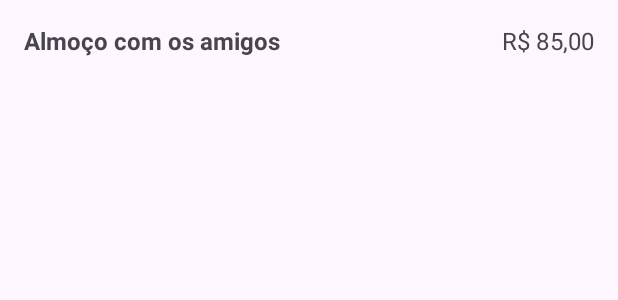
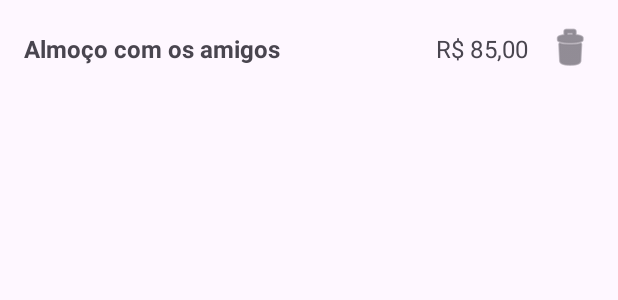
Before and after one commit to GuilhermeD9/FinanceApp, an Android app: the layout transaction_item.xml on its own in the app's theme, with its tools: preview values and no code run, on a phone screen of 412 x 824 dp. Shown: the top 300 px of the screen. Run offline under Robolectric (Android 15) with nearby library versions, the phone set to English and light mode, and no system bars.

Commit message:
feat: Adicao da funcao de DELETE

```diff
--- a/app/src/main/java/dev/guilherme/financeapp/TransactionDao.kt
+++ b/app/src/main/java/dev/guilherme/financeapp/TransactionDao.kt
@@ -1,6 +1,7 @@
 package dev.guilherme.financeapp
 
 import androidx.room.Dao
+import androidx.room.Delete
 import androidx.room.Insert
 import androidx.room.Query
 import kotlinx.coroutines.flow.Flow
@@ -13,4 +14,7 @@ interface TransactionDao {
 
     @Query("SELECT * FROM transactions ORDER BY id DESC")
     fun getAllTransactions(): Flow<List<Transaction>>
+
+    @Delete
+    suspend fun delete(transaction: Transaction)
 }
--- a/app/src/main/res/layout/transaction_item.xml
+++ b/app/src/main/res/layout/transaction_item.xml
@@ -22,10 +22,23 @@
         android:id="@+id/text_view_item_value"
         android:layout_width="wrap_content"
         android:layout_height="wrap_content"
+        android:layout_marginEnd="44dp"
         android:textSize="16sp"
         app:layout_constraintBottom_toBottomOf="parent"
         app:layout_constraintEnd_toEndOf="parent"
         app:layout_constraintTop_toTopOf="parent"
         tools:text="R$ 85,00" />
 
+    <ImageButton
+        android:id="@+id/button_delete"
+        android:layout_width="wrap_content"
+        android:layout_height="wrap_content"
+        android:background="?attr/selectableItemBackgroundBorderless"
+        android:contentDescription="Deletar transação"
+        android:src="@android:drawable/ic_menu_delete"
+        app:layout_constraintBottom_toBottomOf="parent"
+        app:layout_constraintEnd_toEndOf="parent"
+        app:layout_constraintTop_toTopOf="parent"
+        app:tint="?android:attr/textColorSecondary" />
+
 </androidx.constraintlayout.widget.ConstraintLayout>
```
Also changed, not shown: app/src/main/java/dev/guilherme/financeapp/MainActivity.kt (+6 -1 lines), app/src/main/java/dev/guilherme/financeapp/TransactionAdapter.kt (+13 -3 lines).
